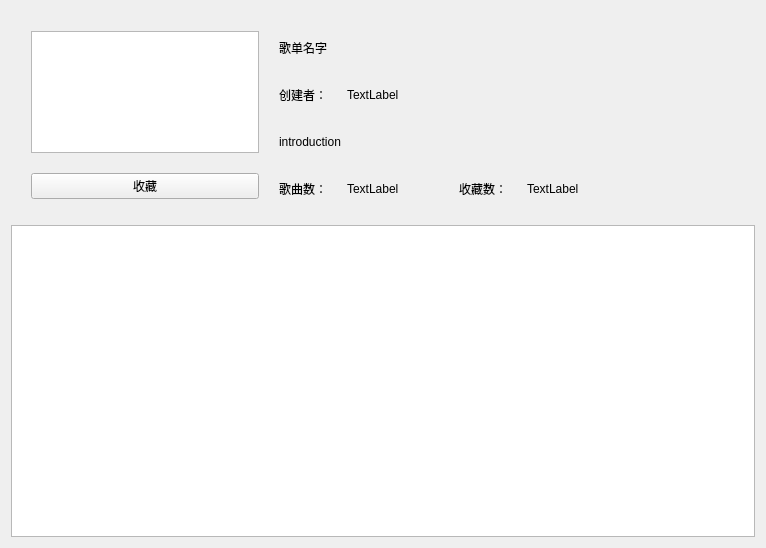
The window that gui/Playlist.ui (zyzzzasdhjk/database_project) describes before a commit, drawn with Qt 5.
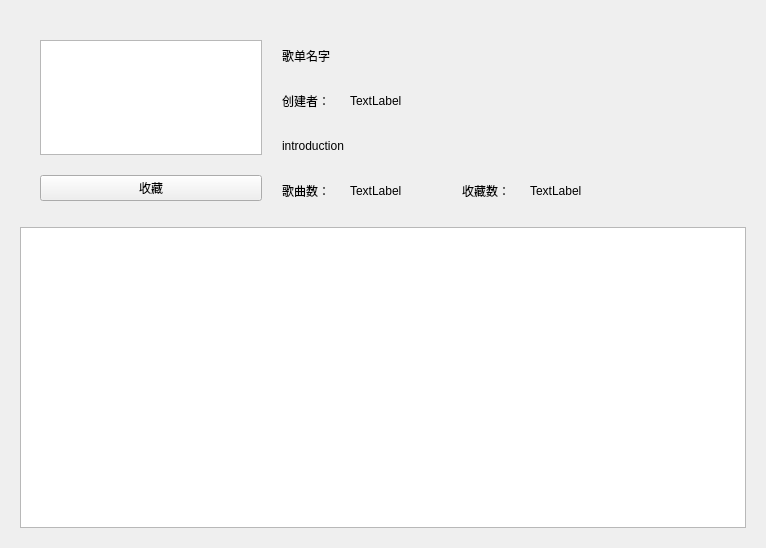
The same window after the commit.

Diff of the .ui file:
```diff
--- a/gui/Playlist.ui
+++ b/gui/Playlist.ui
@@ -13,8 +13,12 @@
   <property name="windowTitle">
    <string>Form</string>
   </property>
+  <property name="styleSheet">
+   <string notr="true"/>
+  </property>
   <layout class="QVBoxLayout" name="verticalLayout_4">
    <item>
+    <widget class="QWidget" name="UI" native="true">
     <layout class="QVBoxLayout" name="verticalLayout_2" stretch="2,3">
      <item>
       <layout class="QHBoxLayout" name="horizontalLayout_3" stretch="1,2">
@@ -208,6 +212,7 @@
       </layout>
      </item>
     </layout>
+    </widget>
    </item>
   </layout>
  </widget>
```
Lines whose indentation alone changed are shown as unchanged.
